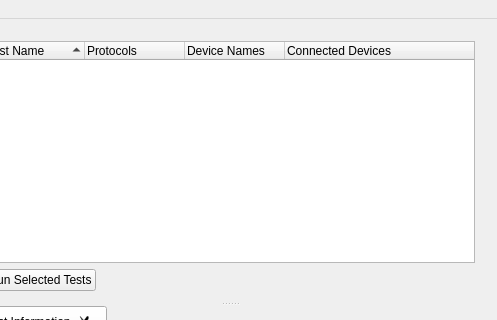
Qt form src/mainwindow.ui (Crystal-Photonics/crystalTestFrameworkApp) before a commit; both pictures show x 616 to 1113 and y 0 to 320 of the 1113 by 599 pixel window.
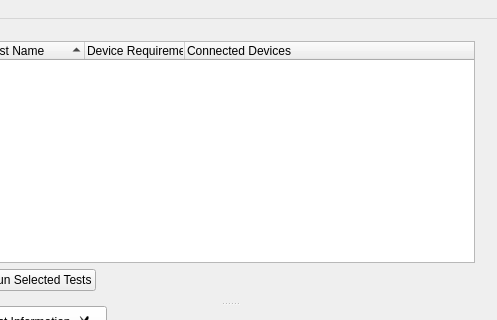
The same form after that commit.

Commit message: List of protocols is now a list of devices.

```diff
--- a/src/mainwindow.ui
+++ b/src/mainwindow.ui
@@ -191,12 +191,7 @@
            </column>
            <column>
             <property name="text">
-             <string>Protocols</string>
-            </property>
-           </column>
-           <column>
-            <property name="text">
-             <string>Device Names</string>
+             <string>Device Requirements</string>
             </property>
            </column>
            <column>
```
The commit also changes 3 other files.
